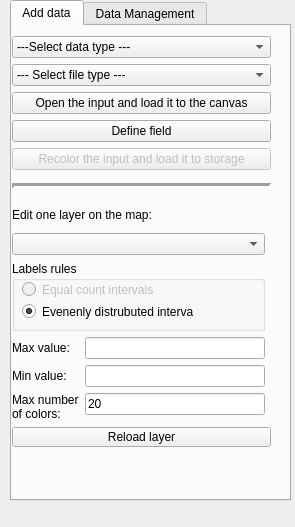
Above: GeoDataFarm_dockwidget_base.ui from axelande/geodatafarm3 before the change. Below: the same form after it.
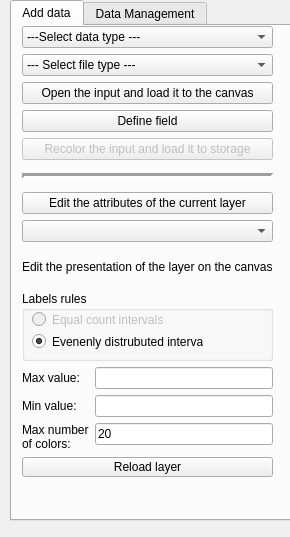
That is the form after the change. Custom widgets are drawn as their Qt base class.

Commit message: Introduced the possibility to edit the attributes.

```diff
--- a/GeoDataFarm_dockwidget_base.ui
+++ b/GeoDataFarm_dockwidget_base.ui
@@ -6,8 +6,8 @@
    <rect>
     <x>0</x>
     <y>0</y>
-    <width>295</width>
-    <height>527</height>
+    <width>290</width>
+    <height>537</height>
    </rect>
   </property>
   <property name="windowTitle">
@@ -20,7 +20,7 @@
       <x>10</x>
       <y>0</y>
       <width>281</width>
-      <height>501</height>
+      <height>521</height>
      </rect>
     </property>
     <property name="currentIndex">
@@ -33,10 +33,10 @@
      <widget class="QWidget" name="layoutWidget">
       <property name="geometry">
        <rect>
-        <x>0</x>
-        <y>10</y>
-        <width>259</width>
-        <height>411</height>
+        <x>10</x>
+        <y>0</y>
+        <width>251</width>
+        <height>451</height>
        </rect>
       </property>
       <layout class="QVBoxLayout" name="verticalLayout">
@@ -144,35 +144,86 @@
         </widget>
        </item>
        <item>
-        <layout class="QGridLayout" name="gridLayout">
-         <item row="1" column="0">
+        <layout class="QVBoxLayout" name="verticalLayout_2">
+         <item>
+          <widget class="QPushButton" name="PBMultiEdit">
+           <property name="locale">
+            <locale language="English" country="UnitedKingdom"/>
+           </property>
+           <property name="text">
+            <string>Edit the attributes of the current layer</string>
+           </property>
+          </widget>
+         </item>
+         <item>
           <widget class="QgsMapLayerComboBox" name="mMapLayerComboBox"/>
          </item>
-         <item row="0" column="0" colspan="2">
+         <item>
           <widget class="QLabel" name="label">
            <property name="text">
-            <string>Edit one layer on the map:</string>
+            <string>Edit the presentation of the layer on the canvas:</string>
            </property>
           </widget>
          </item>
-         <item row="12" column="0" colspan="2">
-          <widget class="QPushButton" name="PBReloadLayer">
-           <property name="maximumSize">
+         <item>
+          <widget class="QGroupBox" name="groupBox">
+           <property name="minimumSize">
             <size>
-             <width>16777215</width>
-             <height>20</height>
+             <width>100</width>
+             <height>70</height>
             </size>
            </property>
-           <property name="locale">
-            <locale language="English" country="UnitedKingdom"/>
+           <property name="title">
+            <string>Labels rules</string>
            </property>
-           <property name="text">
-            <string>Reload layer</string>
-           </property>
+           <widget class="QRadioButton" name="RBNomalized">
+            <property name="enabled">
+             <bool>false</bool>
+            </property>
+            <property name="geometry">
+             <rect>
+              <x>10</x>
+              <y>20</y>
+              <width>141</width>
+              <height>17</height>
+             </rect>
+            </property>
+            <property name="text">
+             <string>Equal count intervals</string>
+            </property>
+            <property name="checkable">
+             <bool>true</bool>
+            </property>
+            <property name="checked">
+             <bool>false</bool>
+            </property>
+           </widget>
+           <widget class="QRadioButton" name="RBEvenly">
+            <property name="geometry">
+             <rect>
+              <x>10</x>
+              <y>40</y>
+              <width>171</width>
+              <height>21</height>
+             </rect>
+            </property>
+            <property name="text">
+             <string>Evenenly distrubuted intervals</string>
+            </property>
+            <property name="checkable">
+             <bool>true</bool>
+            </property>
+            <property name="checked">
+             <bool>true</bool>
+            </property>
+           </widget>
           </widget>
          </item>
-         <item row="3" column="0">
+         <item>
           <layout class="QFormLayout" name="formLayout_3">
+           <property name="sizeConstraint">
+            <enum>QLayout::SetMaximumSize</enum>
+           </property>
            <property name="fieldGrowthPolicy">
             <enum>QFormLayout::AllNonFixedFieldsGrow</enum>
            </property>
@@ -213,58 +264,20 @@
            </item>
           </layout>
          </item>
-         <item row="2" column="0">
-          <widget class="QGroupBox" name="groupBox">
-           <property name="minimumSize">
+         <item>
+          <widget class="QPushButton" name="PBReloadLayer">
+           <property name="maximumSize">
             <size>
-             <width>100</width>
-             <height>70</height>
+             <width>16777215</width>
+             <height>20</height>
             </size>
            </property>
-           <property name="title">
-            <string>Labels rules</string>
+           <property name="locale">
+            <locale language="English" country="UnitedKingdom"/>
            </property>
-           <widget class="QRadioButton" name="RBNomalized">
-            <property name="enabled">
-             <bool>false</bool>
-            </property>
-            <property name="geometry">
-             <rect>
-              <x>10</x>
-              <y>20</y>
-              <width>141</width>
-              <height>17</height>
-             </rect>
-            </property>
-            <property name="text">
-             <string>Equal count intervals</string>
-            </property>
-            <property name="checkable">
-             <bool>true</bool>
-            </property>
-            <property name="checked">
-             <bool>false</bool>
-            </property>
-           </widget>
-           <widget class="QRadioButton" name="RBEvenly">
-            <property name="geometry">
-             <rect>
-              <x>10</x>
-              <y>40</y>
-              <width>171</width>
-              <height>21</height>
-             </rect>
-            </property>
-            <property name="text">
-             <string>Evenenly distrubuted intervals</string>
-            </property>
-            <property name="checkable">
-             <bool>true</bool>
-            </property>
-            <property name="checked">
-             <bool>true</bool>
-            </property>
-           </widget>
+           <property name="text">
+            <string>Reload layer</string>
+           </property>
           </widget>
          </item>
         </layout>
```
The commit also changes 4 other files.
